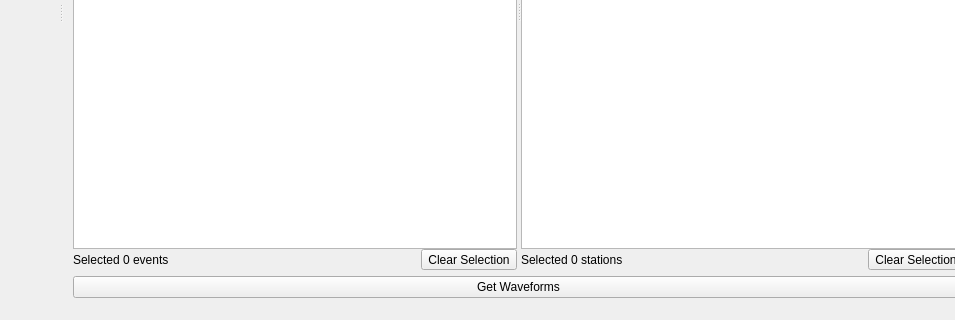
Qt form pyweed/gui/uic/MainWindow.ui (iris-edu/pyweed) before a commit; both pictures show x 0 to 955 and y 274 to 594 of the 1037 by 594 pixel window.
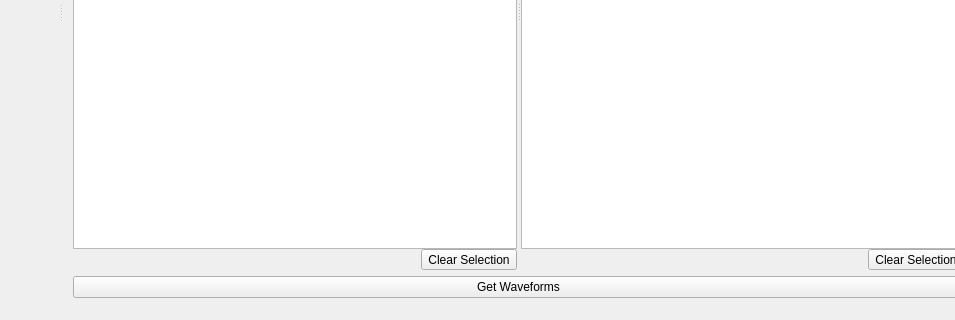
The same form after that commit. Custom widgets are drawn as their Qt base class.

Commit message: Put more information into the events/stations selection status area, these actually work well for more general status information (such as service status and results) #80

Patch:
```diff
--- a/pyweed/gui/uic/MainWindow.ui
+++ b/pyweed/gui/uic/MainWindow.ui
@@ -172,7 +172,7 @@
               <item>
                <widget class="QLabel" name="eventSelectionLabel">
                 <property name="text">
-                 <string>Selected 0 events</string>
+                 <string/>
                 </property>
                </widget>
               </item>
@@ -273,7 +273,7 @@
               <item>
                <widget class="QLabel" name="stationSelectionLabel">
                 <property name="text">
-                 <string>Selected 0 stations</string>
+                 <string/>
                 </property>
                </widget>
               </item>
```
The commit also changes 4 other files.
